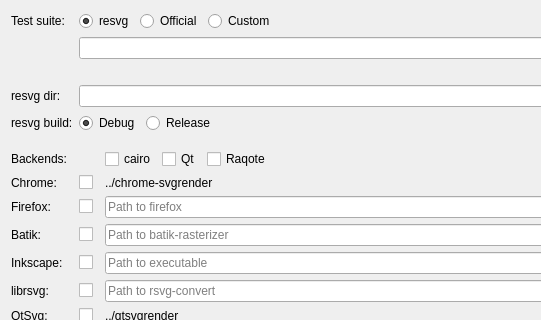
Qt form tools/vdiff/src/settingsdialog.ui (RazrFalcon/resvg-test-suite) before a commit; both pictures show x 0 to 541 and y 0 to 320 of the 848 by 537 pixel window.
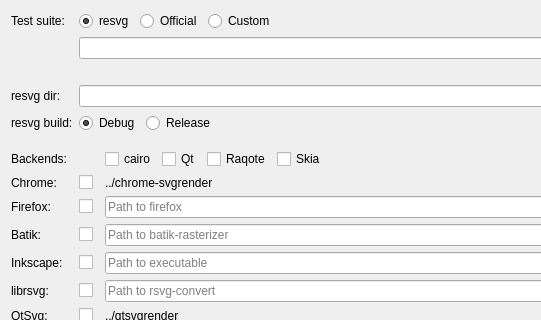
The same form after that commit.

Commit message: (vdiff) Added Skia backend.

What changed in the file:
```diff
--- a/tools/vdiff/src/settingsdialog.ui
+++ b/tools/vdiff/src/settingsdialog.ui
@@ -386,6 +386,13 @@
          </property>
         </widget>
        </item>
+       <item>
+        <widget class="QCheckBox" name="chBoxBackendSkia">
+         <property name="text">
+          <string>Skia</string>
+         </property>
+        </widget>
+       </item>
        <item>
         <spacer name="horizontalSpacer_2">
          <property name="orientation">
```
The commit also changes 10 other files.
